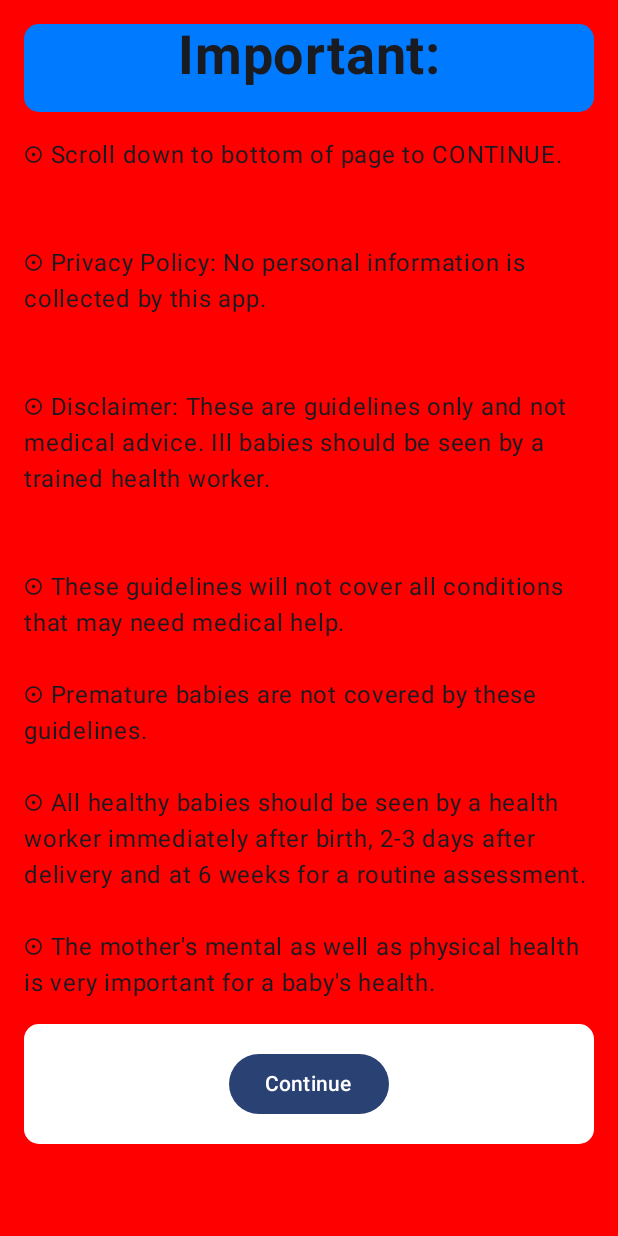
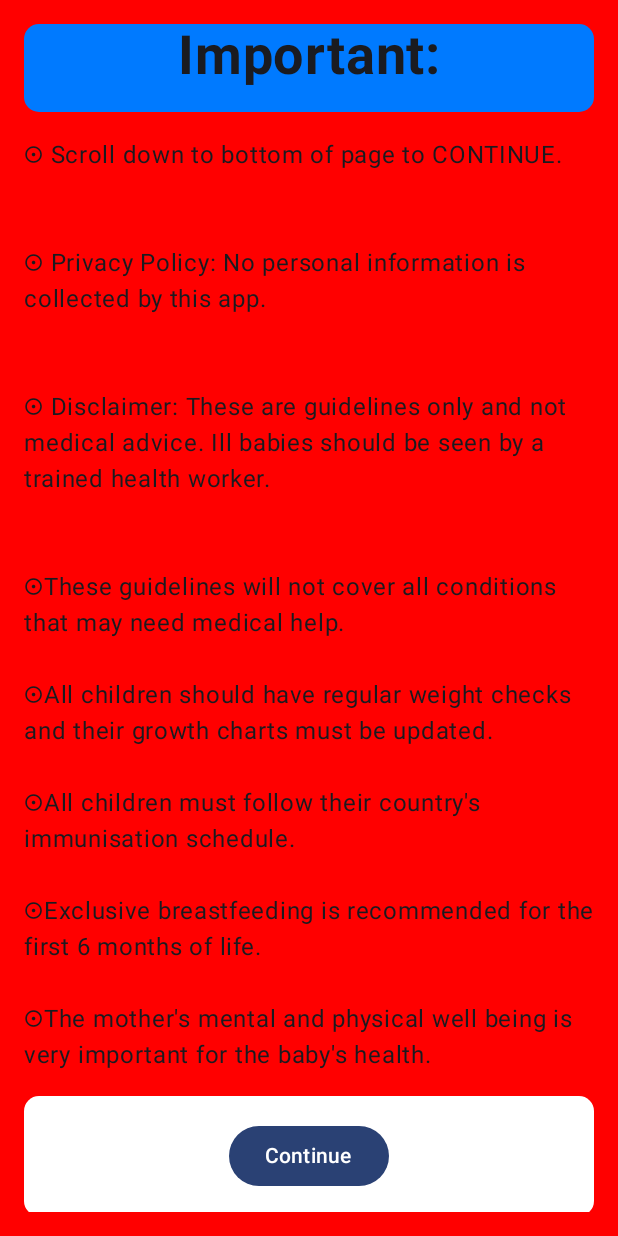
Before and after one commit to pieterjooste/ChildHealth, an Android app built with Jetpack Compose: the composable IntroScreen shown on its own in the app's theme, on a phone screen of 412 x 824 dp. Run offline under Robolectric (Android 15) with nearby library versions, the light colour scheme and no system bars; 1 statement that could not run was skipped.

Commit message:
Development 20/01/2024

```diff
--- a/app/src/main/java/com/childhealth/ContentScreen.kt
+++ b/app/src/main/java/com/childhealth/ContentScreen.kt
@@ -96,7 +96,7 @@ fun ContentScreen(navigator: DestinationsNavigator) {
             horizontalAlignment = Alignment.CenterHorizontally
         ) {
             Text(
-                text = "Baby Health 0-2 Months",
+                text = "Child Health 2-60 Months",
                 style = MaterialTheme.typography.titleLarge,
                 fontWeight = FontWeight.ExtraBold,
                 modifier = Modifier
@@ -135,7 +135,7 @@ fun ContentScreen(navigator: DestinationsNavigator) {
                         Text (
                             text = topic.name,
                             textAlign = TextAlign.Center,
-                            fontSize = 18.sp,
+//                            fontSize = 18.sp,
                             fontWeight = FontWeight.Bold,
                             modifier = Modifier
                                 .fillMaxWidth()
--- a/app/src/main/java/com/childhealth/IntroScreen.kt
+++ b/app/src/main/java/com/childhealth/IntroScreen.kt
@@ -64,13 +64,15 @@ fun IntroScreen(onContinue: () -> Unit) {
 
             Text(
                 text = """
-                        ☉ These guidelines will not cover all conditions that may need medical help.
+                         ☉These guidelines will not cover all conditions that may need medical help.
 
-                        ☉ Premature babies are not covered by these guidelines.
+                         ☉All children should have regular weight checks and their growth charts must be updated.
 
-                        ☉ All healthy babies should be seen by a health worker immediately after birth, 2-3 days after delivery and at 6 weeks for a routine assessment.
+                         ☉All children must follow their country's immunisation schedule.
 
-                        ☉ The mother's mental as well as physical health is very important for a baby's health.
+                         ☉Exclusive breastfeeding is recommended for the first 6 months of life.
+
+                         ☉The mother's mental and physical well being is very important for the baby's health.
                     """.trimIndent(),
                 modifier = Modifier
                     .padding(bottom = 16.dp)
--- a/app/src/main/java/com/childhealth/TypeSelected.kt
+++ b/app/src/main/java/com/childhealth/TypeSelected.kt
@@ -7,6 +7,7 @@ enum class TypeSelected (
     TEXT("text"),
     TITLE_TEXT("titletext"),
     RED_TEXT("redtext"),
+    GREEN_TEXT("greentext"),
     LINK("link"),
     BUTTON("button")
 }
```
Also changed, not shown: app/src/main/java/com/childhealth/LaunchScreen.kt (+8 -5 lines), app/src/main/java/com/childhealth/ViewModel.kt (+14 -3 lines), app/src/main/assets/childhealth.json, app/src/main/res/drawable/weight.jpeg (deleted), app/src/main/res/drawable/weights.jpeg (added).
